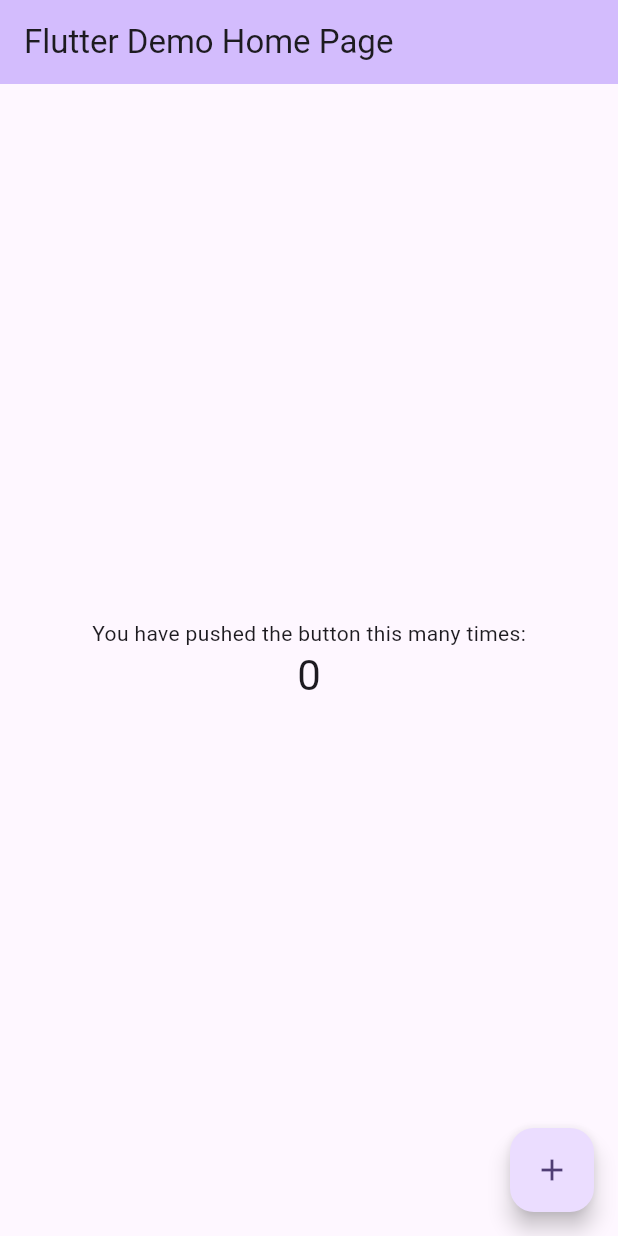
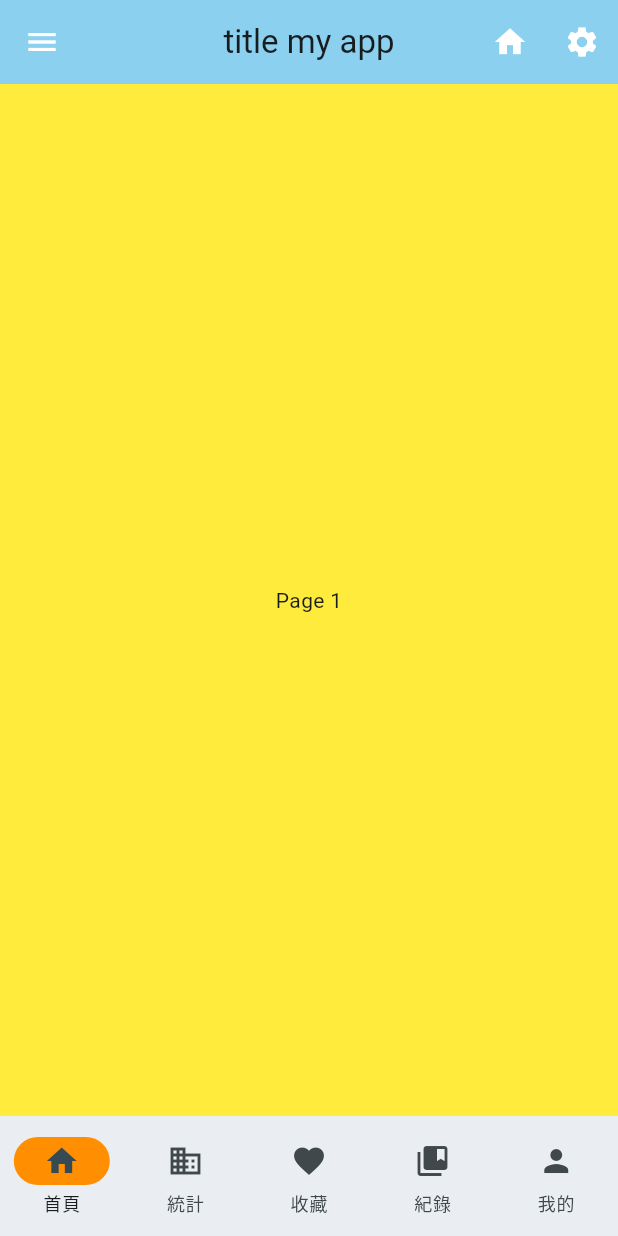
Before and after one commit to TE-WEI0427/Full-Stack_Template, a Flutter app: the screen it shows after launch, on a phone screen of 412 x 824 dp. Run offline on Flutter 3.47's test engine with Material 2 defaults, Android fonts, the phone set to English and light mode, and no system bars; network calls fail.

```diff
--- /dev/null
+++ b/FlutterApp/my_app/KeyStore/info.txt
@@ -0,0 +1,9 @@
+* my_app_release.jks
+	- 金鑰儲存庫密碼 : Q3_870427
+	- Alias : my_app
+	- 金鑰密碼 : Q3_870427
+
+* my_app_debug.jks
+	- 金鑰儲存庫密碼 : Q3_870427
+	- Alias : my_app
+	- 金鑰密碼 : Q3_870427
--- /dev/null
+++ b/FlutterApp/my_app/KeyStore/keyPropertiesFile.txt
@@ -0,0 +1,9 @@
+storePassword=Q3_870427
+keyPassword=Q3_870427
+keyAlias=my_app
+storeFile=../../KeyStore/my_app_release.jks
+
+d_storePassword=Q3_870427
+d_keyPassword=Q3_870427
+d_keyAlias=my_app
+d_storeFile=../../KeyStore/my_app_debug.jks
--- /dev/null
+++ b/FlutterApp/my_app/RunDevMemo/localPropertiesFile.txt
@@ -0,0 +1,5 @@
+sdk.dir=C:\\Android\\Sdk
+flutter.sdk=C:\\Flutter\\flutter
+flutter.compileSdkVersion=33
+flutter.versionName=1.0.1
+flutter.buildMode=release
--- /dev/null
+++ b/FlutterApp/my_app/lib/Layout/cls_appbar.dart
@@ -0,0 +1,34 @@
+import 'package:flutter/material.dart';
+
+class ClsAppBar1 extends AppBar {
+  final BuildContext context;
+
+  ClsAppBar1(this.context, {super.key})
+      : super(
+            backgroundColor: Theme.of(context).colorScheme.inversePrimary,
+            leading: Builder(
+                builder: (context) => IconButton(
+                    onPressed: () => Scaffold.of(context).openDrawer(),
+                    icon: const Icon(
+                      Icons.menu,
+                      color: Colors.white,
+                    ))),
+            title: const Text("title my app"),
+            centerTitle: true,
+            actions: [
+              IconButton(
+                icon: const Icon(
+                  Icons.home,
+                  color: Colors.white,
+                ),
+                onPressed: () => debugPrint('home'),
+              ),
+              IconButton(
+                icon: const Icon(
+                  Icons.settings,
+                  color: Colors.white,
+                ),
+                onPressed: () => debugPrint('settings'),
+              )
+            ]);
+}
--- /dev/null
+++ b/FlutterApp/my_app/lib/Layout/cls_bottombar.dart
@@ -0,0 +1,25 @@
+import 'package:flutter/material.dart';
+
+class ClsBottomBar1 extends StatelessWidget {
+  final int currentPageIndex;
+  final Function(int) onPageChange;
+  final Color? indicatorColor;
+  final List<Widget> destinations;
+
+  const ClsBottomBar1(
+      {super.key,
+      required this.currentPageIndex,
+      required this.onPageChange,
+      required this.indicatorColor,
+      required this.destinations});
+
+  @override
+  Widget build(BuildContext context) {
+    return NavigationBar(
+      selectedIndex: currentPageIndex,
+      onDestinationSelected: onPageChange,
+      indicatorColor: indicatorColor,
+      destinations: destinations,
+    );
+  }
+}
--- /dev/null
+++ b/FlutterApp/my_app/lib/Layout/widget_body.dart
@@ -0,0 +1,31 @@
+import 'package:flutter/material.dart';
+
+Widget pagebody(int currentPageIndex) {
+  return <Widget>[
+    Container(
+      color: Colors.yellow,
+      alignment: Alignment.center,
+      child: const Text('Page 1'),
+    ),
+    Container(
+      color: Colors.green,
+      alignment: Alignment.center,
+      child: const Text('Page 2'),
+    ),
+    Container(
+      color: Colors.blue,
+      alignment: Alignment.center,
+      child: const Text('Page 3'),
+    ),
+    Container(
+      color: Colors.pink,
+      alignment: Alignment.center,
+      child: const Text('Page 4'),
+    ),
+    Container(
+      color: Colors.orange,
+      alignment: Alignment.center,
+      child: const Text('Page 5'),
+    )
+  ][currentPageIndex];
+}
--- /dev/null
+++ b/FlutterApp/my_app/lib/Layout/widget_destination.dart
@@ -0,0 +1,31 @@
+import 'package:flutter/material.dart';
+
+List<Widget> pageDestination() {
+  return const <Widget>[
+    NavigationDestination(
+      selectedIcon: Icon(Icons.home),
+      icon: Icon(Icons.home_outlined),
+      label: '首頁',
+    ),
+    NavigationDestination(
+      selectedIcon: Icon(Icons.business),
+      icon: Icon(Icons.business),
+      label: '統計',
+    ),
+    NavigationDestination(
+      selectedIcon: Icon(Icons.favorite),
+      icon: Icon(Icons.favorite),
+      label: '收藏',
+    ),
+    NavigationDestination(
+      selectedIcon: Icon(Icons.collections_bookmark),
+      icon: Icon(Icons.collections_bookmark),
+      label: '紀錄',
+    ),
+    NavigationDestination(
+      selectedIcon: Icon(Icons.person),
+      icon: Icon(Icons.person),
+      label: '我的',
+    )
+  ];
+}
--- /dev/null
+++ b/FlutterApp/my_app/lib/Layout/widget_drawer.dart
@@ -0,0 +1,52 @@
+import 'package:flutter/material.dart';
+
+Widget drawer1(String accountName, String accountEmail) {
+  return Drawer(
+    child: ListView(
+      padding: const EdgeInsets.only(),
+      children: [
+        UserAccountsDrawerHeader(
+            accountName: Text(accountName),
+            accountEmail: Text(accountEmail),
+            currentAccountPicture: CircleAvatar(
+                child: Text(accountName.substring(0, 1),
+                    style: const TextStyle(fontSize: 40)))),
+        ListTile(
+          title: const Text("首頁"),
+          leading: const Icon(Icons.home),
+          onTap: () {
+            debugPrint("首頁");
+          },
+        ),
+        ListTile(
+          title: const Text("統計"),
+          leading: const Icon(Icons.business),
+          onTap: () {
+            debugPrint("統計");
+          },
+        ),
+        ListTile(
+          title: const Text("收藏"),
+          leading: const Icon(Icons.favorite),
+          onTap: () {
+            debugPrint("收藏");
+          },
+        ),
+        ListTile(
+          title: const Text("紀錄"),
+          leading: const Icon(Icons.collections_bookmark),
+          onTap: () {
+            debugPrint("紀錄");
+          },
+        ),
+        ListTile(
+          title: const Text("我的"),
+          leading: const Icon(Icons.person),
+          onTap: () {
+            debugPrint("我的");
+          },
+        ),
+      ],
+    ),
+  );
+}
--- a/FlutterApp/my_app/lib/main.dart
+++ b/FlutterApp/my_app/lib/main.dart
@@ -1,4 +1,12 @@
 import 'package:flutter/material.dart';
+
+import 'package:my_app/Layout/cls_appbar.dart';
+import 'package:my_app/Layout/cls_bottombar.dart';
+import 'package:my_app/Layout/widget_body.dart';
+import 'package:my_app/Layout/widget_destination.dart';
+import 'package:my_app/Layout/widget_drawer.dart';
+
+import 'package:my_app/HttpService/callapi_1.dart';
 
 void main() {
   runApp(const MyApp());
@@ -7,119 +15,62 @@ void main() {
 class MyApp extends StatelessWidget {
   const MyApp({super.key});
 
-  // This widget is the root of your application.
   @override
   Widget build(BuildContext context) {
     return MaterialApp(
       title: 'Flutter Demo',
       theme: ThemeData(
-        // This is the theme of your application.
-        //
-        // TRY THIS: Try running your application with "flutter run". You'll see
-        // the application has a blue toolbar. Then, without quitting the app,
-        // try changing the seedColor in the colorScheme below to Colors.green
-        // and then invoke "hot reload" (save your changes or press the "hot
-        // reload" button in a Flutter-supported IDE, or press "r" if you used
-        // the command line to start the app).
-        //
-        // Notice that the counter didn't reset back to zero; the application
-        // state is not lost during the reload. To reset the state, use hot
-        // restart instead.
-        //
-        // This works for code too, not just values: Most code changes can be
-        // tested with just a hot reload.
-        colorScheme: ColorScheme.fromSeed(seedColor: Colors.deepPurple),
+        colorScheme: ColorScheme.fromSeed(seedColor: Colors.blueGrey),
         useMaterial3: true,
       ),
-      home: const MyHomePage(title: 'Flutter Demo Home Page'),
+      home: const MyHomePage(),
     );
   }
 }
 
 class MyHomePage extends StatefulWidget {
-  const MyHomePage({super.key, required this.title});
-
-  // This widget is the home page of your application. It is stateful, meaning
-  // that it has a State object (defined below) that contains fields that affect
-  // how it looks.
-
-  // This class is the configuration for the state. It holds the values (in this
-  // case the title) provided by the parent (in this case the App widget) and
-  // used by the build method of the State. Fields in a Widget subclass are
-  // always marked "final".
-
-  final String title;
+  const MyHomePage({super.key});
 
   @override
   State<MyHomePage> createState() => _MyHomePageState();
 }
 
 class _MyHomePageState extends State<MyHomePage> {
-  int _counter = 0;
+  int currentPageIndex = 0;
 
-  void _incrementCounter() {
+  @override
+  void initState() {
+    super.initState();
+    GetToken();
+  }
+
+  void onPageChange(int index) {
     setState(() {
-      // This call to setState tells the Flutter framework that something has
-      // changed in this State, which causes it to rerun the build method below
-      // so that the display can reflect the updated values. If we changed
-      // _counter without calling setState(), then the build method would not be
-      // called again, and so nothing would appear to happen.
-      _counter++;
+      debugPrint(index.toString());
+      currentPageIndex = index;
     });
   }
 
+  var destinations = pageDestination();
+
   @override
   Widget build(BuildContext context) {
-    // This method is rerun every time setState is called, for instance as done
-    // by the _incrementCounter method above.
-    //
-    // The Flutter framework has been optimized to make rerunning build methods
-    // fast, so that you can just rebuild anything that needs updating rather
-    // than having to individually change instances of widgets.
+    var topBar = ClsAppBar1(context);
+
+    var bottomBar = ClsBottomBar1(
+        currentPageIndex: currentPageIndex,
+        onPageChange: onPageChange,
+        indicatorColor: Colors.amber[800],
+        destinations: destinations);
+
+    var pBody = pagebody(currentPageIndex);
+
+    var drawer = drawer1("AndyHsu", "andyhsu@zhtech.com.tw");
+
     return Scaffold(
-      appBar: AppBar(
-        // TRY THIS: Try changing the color here to a specific color (to
-        // Colors.amber, perhaps?) and trigger a hot reload to see the AppBar
-        // change color while the other colors stay the same.
-        backgroundColor: Theme.of(context).colorScheme.inversePrimary,
-        // Here we take the value from the MyHomePage object that was created by
-        // the App.build method, and use it to set our appbar title.
-        title: Text(widget.title),
-      ),
-      body: Center(
-        // Center is a layout widget. It takes a single child and positions it
-        // in the middle of the parent.
-        child: Column(
-          // Column is also a layout widget. It takes a list of children and
-          // arranges them vertically. By default, it sizes itself to fit its
-          // children horizontally, and tries to be as tall as its parent.
-          //
-          // Column has various properties to control how it sizes itself and
-          // how it positions its children. Here we use mainAxisAlignment to
-          // center the children vertically; the main axis here is the vertical
-          // axis because Columns are vertical (the cross axis would be
-          // horizontal).
-          //
-          // TRY THIS: Invoke "debug painting" (choose the "Toggle Debug Paint"
-          // action in the IDE, or press "p" in the console), to see the
-          // wireframe for each widget.
-          mainAxisAlignment: MainAxisAlignment.center,
-          children: <Widget>[
-            const Text(
-              'You have pushed the button this many times:',
-            ),
-            Text(
-              '$_counter',
-              style: Theme.of(context).textTheme.headlineMedium,
-            ),
-          ],
-        ),
-      ),
-      floatingActionButton: FloatingActionButton(
-        onPressed: _incrementCounter,
-        tooltip: 'Increment',
-        child: const Icon(Icons.add),
-      ), // This trailing comma makes auto-formatting nicer for build methods.
-    );
+        drawer: drawer,
+        appBar: topBar,
+        bottomNavigationBar: bottomBar,
+        body: pBody);
   }
 }
--- a/FlutterApp/my_app/pubspec.yaml
+++ b/FlutterApp/my_app/pubspec.yaml
@@ -36,6 +36,7 @@ dependencies:
   # The following adds the Cupertino Icons font to your application.
   # Use with the CupertinoIcons class for iOS style icons.
   cupertino_icons: ^1.0.2
+  http: ^1.1.0
 
 dev_dependencies:
   flutter_test:
```
Also changed, not shown: FlutterApp/my_app/RunDevMemo/http.txt (added, +13 -0 lines), FlutterApp/my_app/lib/HttpService/callapi_1.dart (added, +28 -0 lines), FlutterApp/my_app/KeyStore/build_memo.txt (renamed from FlutterApp/my_app/KeyStore/memo.txt), FlutterApp/my_app/pubspec.lock, 41 other files.
